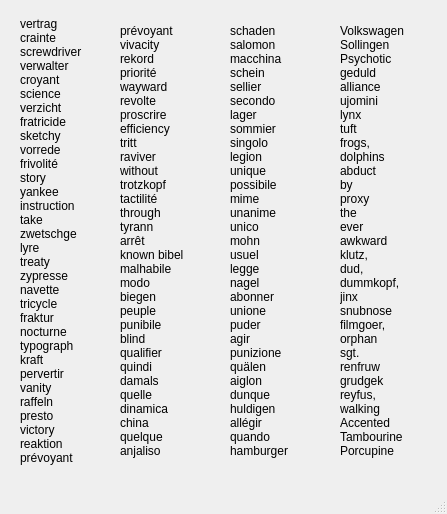
KDE/oxygen-fonts, file tools/oxygen-test.ui: the form before one commit.
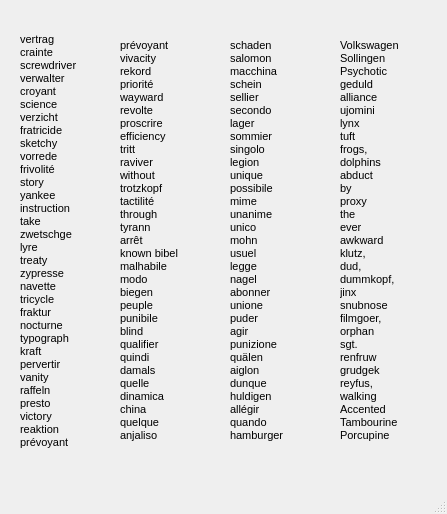
The form after the commit.

```diff
--- a/tools/oxygen-test.ui
+++ b/tools/oxygen-test.ui
@@ -23,6 +23,11 @@
       <height>461</height>
      </rect>
     </property>
+    <property name="font">
+     <font>
+      <pointsize>8</pointsize>
+     </font>
+    </property>
     <property name="text">
      <string>vertrag
 crainte
@@ -67,6 +72,11 @@
       <height>481</height>
      </rect>
     </property>
+    <property name="font">
+     <font>
+      <pointsize>8</pointsize>
+     </font>
+    </property>
     <property name="text">
      <string>prévoyant
 vivacity
@@ -110,6 +120,11 @@
       <height>481</height>
      </rect>
     </property>
+    <property name="font">
+     <font>
+      <pointsize>8</pointsize>
+     </font>
+    </property>
     <property name="text">
      <string>schaden
 salomon
@@ -153,6 +168,11 @@
       <height>481</height>
      </rect>
     </property>
+    <property name="font">
+     <font>
+      <pointsize>8</pointsize>
+     </font>
+    </property>
     <property name="text">
      <string>Volkswagen
 Sollingen
```
